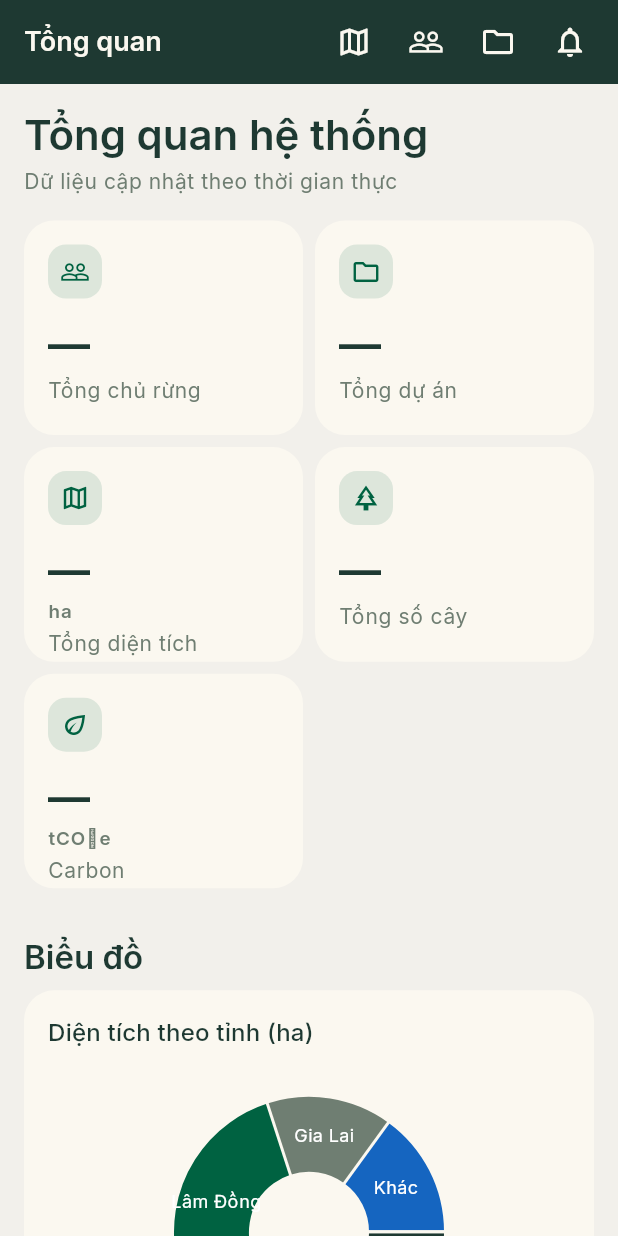
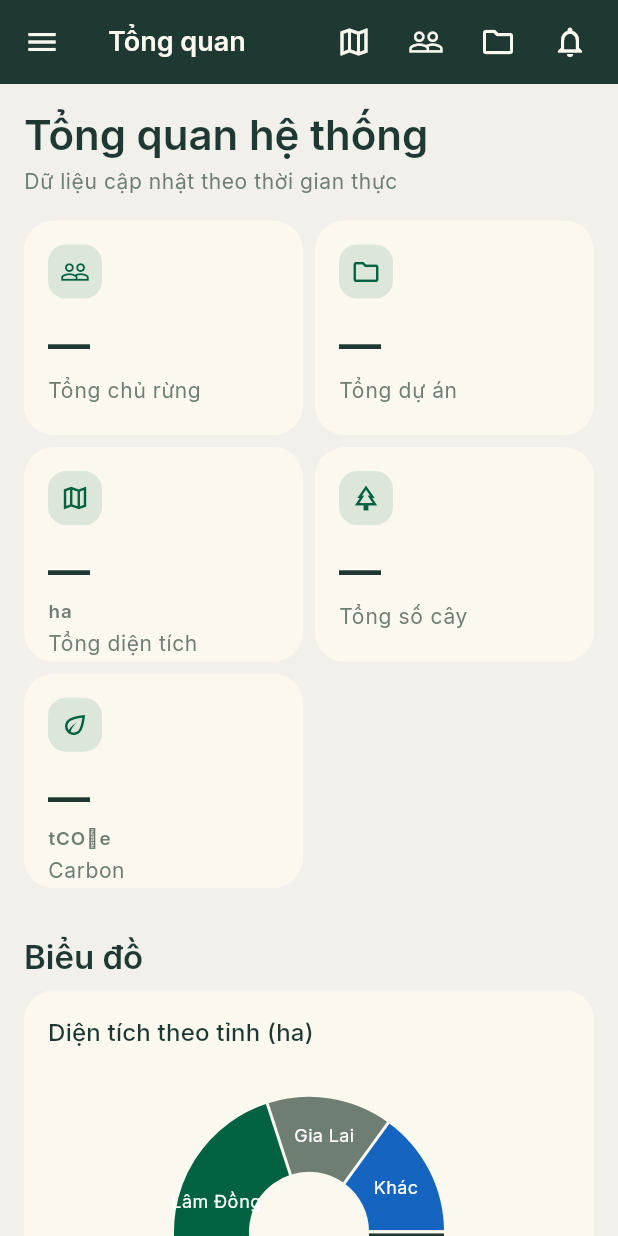
Before and after one commit to VoNguyen-09/forest_manage, a Flutter app: the DashboardAdminScreen screen opened by its route, on a phone screen of 412 x 824 dp. Run offline on Flutter 3.47's test engine with Material 3 defaults, Android fonts, the phone set to English and light mode, and no system bars; drawn by our look-alikes of fl_chart; our stand-ins replace cloud_firestore, firebase_auth, firebase_core, flutter_image_compress, flutter_map, go_router and 4 more; missing offline and left inert: cloudinary_public; accounts and stored records are empty; generated files the repository leaves out were written again.

Commit message:
Add Sidebar to Dashboard and create secrets

```diff
--- a/lib/features/dashboard/screens/dashboard_admin_screen.dart
+++ b/lib/features/dashboard/screens/dashboard_admin_screen.dart
@@ -14,6 +14,7 @@ class DashboardAdminScreen extends StatelessWidget {
 
     return Scaffold(
       backgroundColor: AppColors.neutral,
+      drawer: _buildDrawer(context),
       appBar: AppBar(
         title: const Text(AppStrings.dashboard),
         backgroundColor: AppColors.primary,
@@ -139,6 +140,114 @@ class DashboardAdminScreen extends StatelessWidget {
       ),
     );
   }
+
+  Widget _buildDrawer(BuildContext context) {
+    return Drawer(
+      child: ListView(
+        padding: EdgeInsets.zero,
+        children: [
+          const DrawerHeader(
+            decoration: BoxDecoration(color: AppColors.primary),
+            child: Text(
+              'Forest Carbon\nPlatform',
+              style: TextStyle(
+                color: Colors.white,
+                fontSize: 24,
+                fontWeight: FontWeight.bold,
+              ),
+            ),
+          ),
+          ListTile(
+            leading: const Icon(Icons.dashboard),
+            title: const Text('Tổng quan'),
+            onTap: () {
+              Navigator.pop(context);
+              context.push(AppRoutes.dashboardAdmin);
+            },
+          ),
+          ListTile(
+            leading: const Icon(Icons.map),
+            title: const Text('Bản đồ'),
+            onTap: () {
+              Navigator.pop(context);
+              context.push(AppRoutes.map);
+            },
+          ),
+          ListTile(
+            leading: const Icon(Icons.people),
+            title: const Text('Quản lý Chủ rừng'),
+            onTap: () {
+              Navigator.pop(context);
+              context.push(AppRoutes.forestOwners);
+            },
+          ),
+          ListTile(
+            leading: const Icon(Icons.park),
+            title: const Text('Quản lý Dự án'),
+            onTap: () {
+              Navigator.pop(context);
+              context.push(AppRoutes.forestProjects);
+            },
+          ),
+          ListTile(
+            leading: const Icon(Icons.folder),
+            title: const Text('Quản lý Tài liệu'),
+            onTap: () {
+              Navigator.pop(context);
+              context.push(AppRoutes.fileManager);
+            },
+          ),
+          ListTile(
+            leading: const Icon(Icons.eco),
+            title: const Text('Tính toán Carbon'),
+            onTap: () {
+              Navigator.pop(context);
+              context.push(AppRoutes.carbon);
+            },
+          ),
+          ListTile(
+            leading: const Icon(Icons.settings),
+            title: const Text('Hệ số phát thải'),
+            onTap: () {
+              Navigator.pop(context);
+              context.push(AppRoutes.speciesFactors);
+            },
+          ),
+          ListTile(
+            leading: const Icon(Icons.picture_as_pdf),
+            title: const Text('Báo cáo PDF'),
+            onTap: () {
+              Navigator.pop(context);
+              context.push(AppRoutes.reports);
+            },
+          ),
+          const Divider(),
+          ListTile(
+            leading: const Icon(Icons.notifications),
+            title: const Text('Thông báo'),
+            onTap: () {
+              Navigator.pop(context);
+              context.push(AppRoutes.notifications);
+            },
+          ),
+          ListTile(
+            leading: const Icon(Icons.manage_accounts),
+            title: const Text('Quản lý Tài khoản'),
+            onTap: () {
+              Navigator.pop(context);
+              context.push(AppRoutes.accounts);
+            },
+          ),
+          const Divider(),
+          ListTile(
+            leading: const Icon(Icons.logout, color: AppColors.error),
+            title: const Text('Đăng xuất', style: TextStyle(color: AppColors.error)),
+            onTap: () => context.go(AppRoutes.login),
+          ),
+        ],
+      ),
+    );
+  }
 }
 
 class _AreaByProvinceChart extends StatelessWidget {
```
